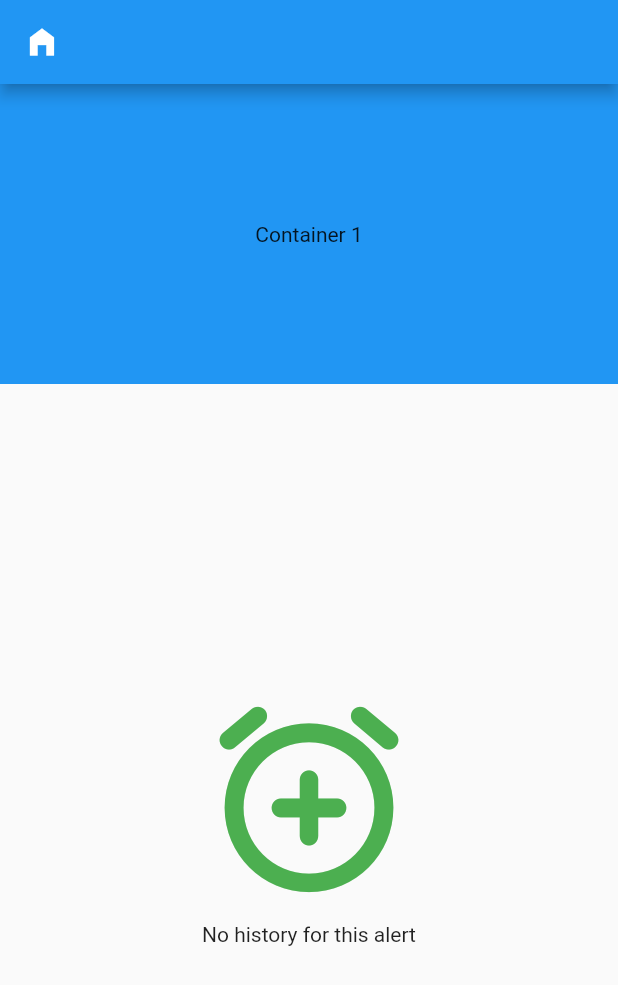
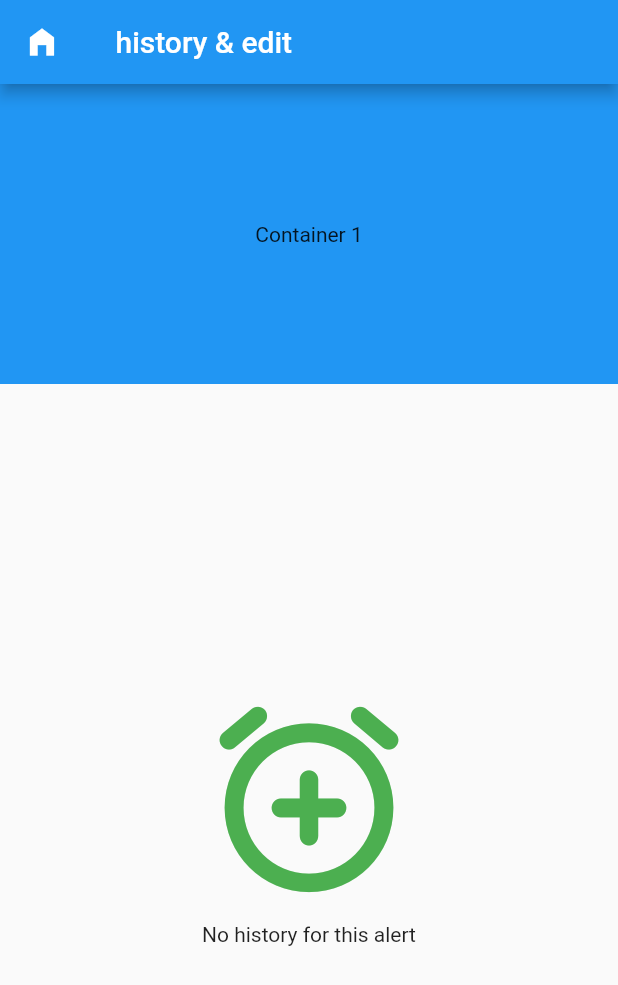
Before and after one commit to billp72/municipalMessaging, a Flutter app: the MyDetailPage screen opened directly with empty values, on a phone screen of 412 x 824 dp. Shown: the top 985 px of the screen. Run offline on Flutter 3.47's test engine with Material 2 defaults, Android fonts, the phone set to English and light mode, and no system bars; our stand-ins replace cloud_firestore, cloud_functions, firebase_auth, firebase_core, responsive_grid, shared_preferences; accounts and stored records are empty.

Commit message:
cont detailsPage

```diff
--- a/lib/navigation/screens/detailPage.dart
+++ b/lib/navigation/screens/detailPage.dart
@@ -80,7 +80,7 @@ class _MyHomePageState extends State<MyDetailPage> {
             },
             icon: const Icon(Icons.home_filled),
           ),
-          title: Text(alert),
+          title: Text('$alert history & edit'),
         ),
         body: Column(children: [
           Container(
```
